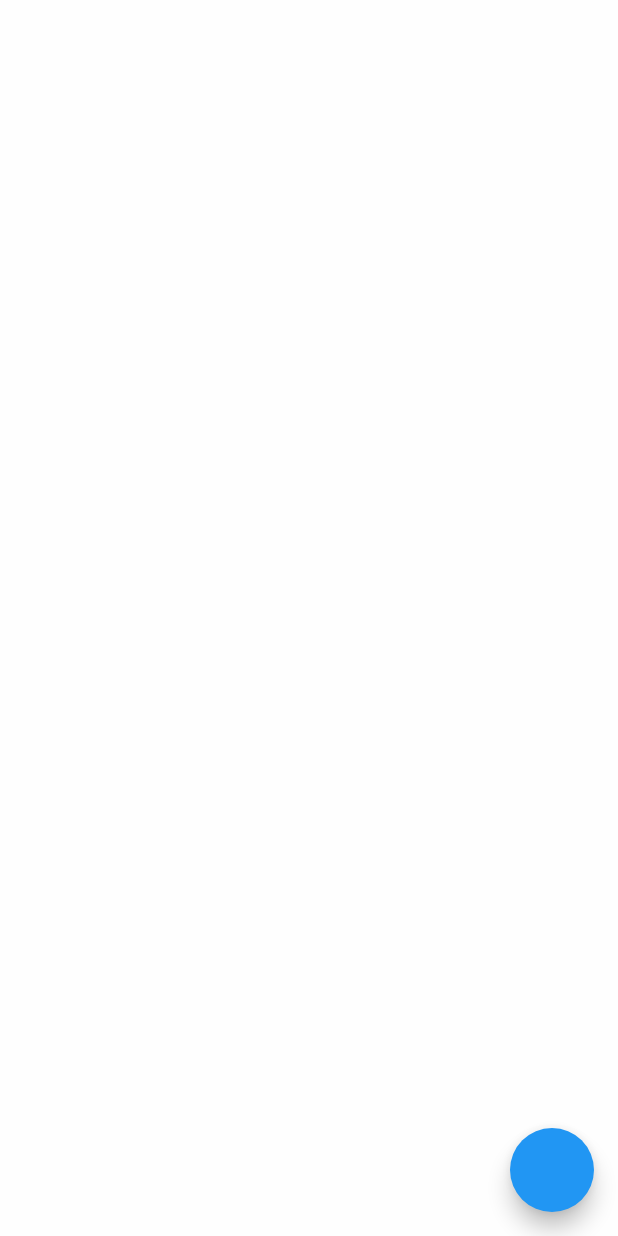
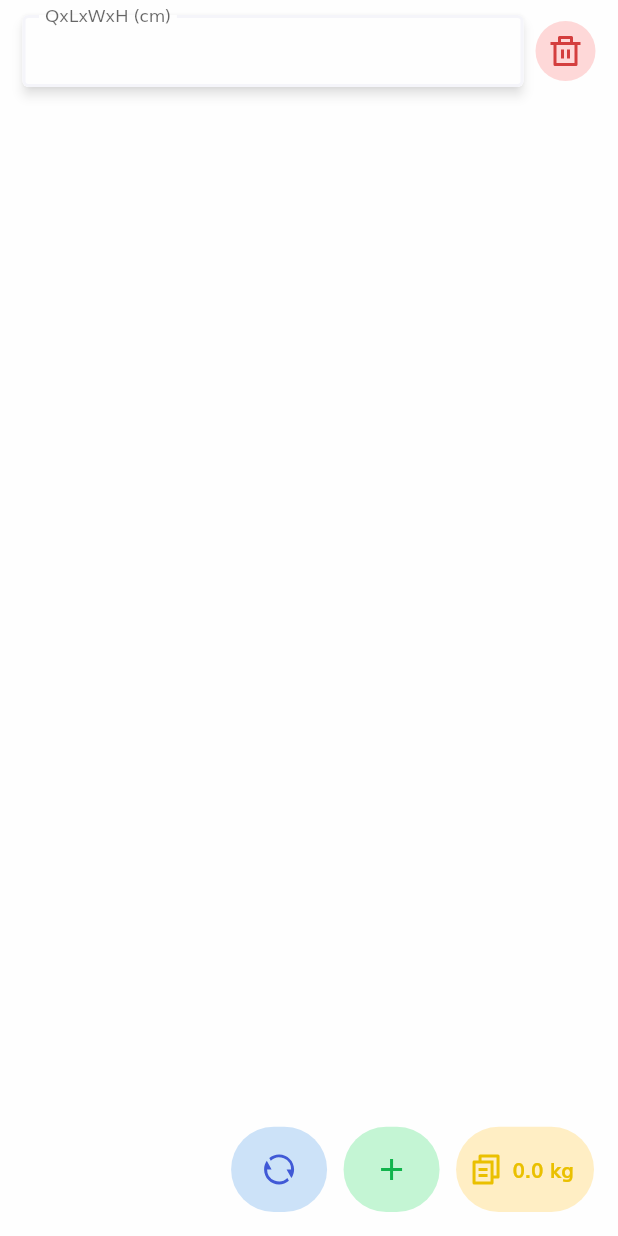
Before and after one commit to a5mir/af-calculator, a Flutter app: the CwSceen screen opened by its route, on a phone screen of 412 x 824 dp. Run offline on Flutter 3.47's test engine with Material 2 defaults, Android fonts, the phone set to English and light mode, and no system bars; our stand-ins replace flutter_svg; missing offline and left inert: forex_conversion.

Commit message:
created floating buttons - cw

```diff
--- a/lib/constants.dart
+++ b/lib/constants.dart
@@ -13,6 +13,6 @@ const kBlueDarkColor = Color(0xff4059d6);
 const kBlueLightColor = Color(0xffcce2f8);
 const kRedDarkColor = Color(0xffd43e3e);
 const kRedLightColor = Color(0xfffed8d8);
-const kYellowDarkColor = Color(0xffffd100);
-const kYellowLightColor = Color(0xfffff9e7);
+const kYellowDarkColor = Color(0xffeac000);
+const kYellowLightColor = Color(0xffffeec4);
 const kTextColor = Color(0xFF757575);
--- a/lib/screens/cw/cw_screen.dart
+++ b/lib/screens/cw/cw_screen.dart
@@ -2,6 +2,7 @@ import 'package:af_calculator/components/default_text_field.dart';
 import 'package:af_calculator/constants.dart';
 import 'package:af_calculator/size_config.dart';
 import 'package:flutter/material.dart';
+import 'package:flutter/services.dart';
 import 'package:flutter_svg/flutter_svg.dart';
 
 class CwSceen extends StatefulWidget {
@@ -13,12 +14,17 @@ class CwSceen extends StatefulWidget {
 }
 
 class _CwSceenState extends State<CwSceen> {
-  List<Widget> list = <Widget>[];
+  List<DimTextField> list = [DimTextField()];
+  double totalCW = 0;
 
   addField() {
     list.add(DimTextField());
-    setState(() {
+    setState(() {});
+  }
 
+  sumData() {
+    list.forEach((widget) {
+      print(widget.controller.text);
     });
   }
 
@@ -32,12 +38,106 @@ class _CwSceenState extends State<CwSceen> {
             parent: AlwaysScrollableScrollPhysics(),
           ),
           itemCount: list.length,
-            itemBuilder: (_, index) => Padding(padding: EdgeInsets.fromLTRB(15, 10, 15, 10),child: list[index])),
-
-      floatingActionButton: FloatingActionButton(
+          itemBuilder: (_, index) => Padding(
+              padding: EdgeInsets.fromLTRB(15, 10, 15, 10),
+              child: list[index])),
+      floatingActionButton: Row(
+        mainAxisAlignment: MainAxisAlignment.end,
+        children: [
+          SizedBox(
+              height: getProportionateScreenHeight(56),
+              child: TextButton(
+                  style: TextButton.styleFrom(
+                    shape: RoundedRectangleBorder(
+                      borderRadius: BorderRadius.circular(56),
+                    ),
+                    primary: kBlueDarkColor,
+                    backgroundColor: kBlueLightColor,
+                  ),
+                  onPressed: () {
+                    setState(() {
+                      //update cw value
+                    });
+                  },
+                  child: SvgPicture.asset(
+                    "assets/icons/Refresh.svg",
+                    color: kBlueDarkColor,
+                  ))),
+          SizedBox(
+            width: getProportionateScreenWidth(10),
+          ),
+          SizedBox(
+            height: getProportionateScreenHeight(56),
+            child: TextButton(
+              style: TextButton.styleFrom(
+                  shape: RoundedRectangleBorder(
+                      borderRadius: BorderRadius.circular(56)),
+                  primary: kGreenDarkColor,
+                  backgroundColor: kGreenLightColor),
               onPressed: () {
                 addField();
               },
+              child: SvgPicture.asset(
+                "assets/icons/Add.svg",
+                color: kGreenDarkColor,
+              ),
+            ),
+          ),
+          SizedBox(
+            width: getProportionateScreenWidth(10),
+          ),
+          SizedBox(
+            height: getProportionateScreenHeight(56),
+            child: TextButton(
+              style: TextButton.styleFrom(
+                  shape: RoundedRectangleBorder(
+                      borderRadius: BorderRadius.circular(56)),
+                  primary: kYellowDarkColor,
+                  backgroundColor: kYellowLightColor),
+              onPressed: () {
+                Clipboard.setData(ClipboardData(text: totalCW.toString())).then((value) =>
+                    ScaffoldMessenger.of(context).showSnackBar(SnackBar(
+                      duration: const Duration(seconds: 1),
+                      content: const Text(
+                        'Copied to Clipboard',
+                        textAlign: TextAlign.center,
+                      ),
+                      behavior: SnackBarBehavior.floating,
+                      margin: EdgeInsets.only(
+                          bottom: MediaQuery.of(context).size.height / 2,
+                          right: 20,
+                          left: 20),
+                    )));
+              },
+              child: Row(
+                mainAxisAlignment: MainAxisAlignment.center,
+                children: [
+                  SvgPicture.asset(
+                    "assets/icons/Copy.svg",
+                    color: kYellowDarkColor,
+                  ),
+                  SizedBox(
+                    width: getProportionateScreenWidth(5),
+                  ),
+                  Container(
+                    constraints: BoxConstraints(maxWidth: 100),
+                    child: Text(
+                      "$totalCW kg",
+                      overflow: TextOverflow.ellipsis,
+                      maxLines: 1,
+                      softWrap: false,
+                      style: const TextStyle(
+                          color: kYellowDarkColor, fontWeight: FontWeight.bold),
+                    ),
+                  ),
+                  SizedBox(
+                    width: getProportionateScreenWidth(5),
+                  ),
+                ],
+              ),
+            ),
+          ),
+        ],
       ),
     );
   }
@@ -45,6 +145,7 @@ class _CwSceenState extends State<CwSceen> {
 
 class DimTextField extends StatelessWidget {
   final Function? press;
+  TextEditingController controller = new TextEditingController();
   DimTextField({
     Key? key,
     this.press,
@@ -54,7 +155,11 @@ class DimTextField extends StatelessWidget {
   Widget build(BuildContext context) {
     return Row(
       children: [
-                Expanded(child: DefaultTextField(labelText: "QxLxWxH")),
+        Expanded(
+            child: DefaultTextField(
+          labelText: "QxLxWxH (cm)",
+          textEditingController: controller,
+        )),
         SizedBox(
           width: 5,
         ),
@@ -69,8 +174,7 @@ class DimTextField extends StatelessWidget {
                 child: TextButton(
                     onPressed: press as void Function()?,
                     style: TextButton.styleFrom(
-                                backgroundColor: kRedLightColor,
-                                shape: CircleBorder()),
+                        backgroundColor: kRedLightColor, shape: CircleBorder()),
                     child: SvgPicture.asset(
                       "assets/icons/Delete.svg",
                       color: kRedDarkColor,
@@ -78,8 +182,6 @@ class DimTextField extends StatelessWidget {
           ],
         ),
       ],
-
-
     );
   }
 }
```
Also changed, not shown: assets/icons/Copy.svg (added). Lines whose indentation alone changed are shown as unchanged.
